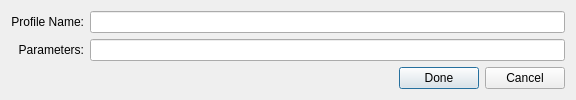
Before: the Qt Designer form src/platform/ui/addparameterstobookmark.ui in nmapsi4/nmapsi4, drawn with Qt 5.
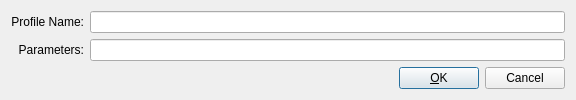
After: the same form once the commit is applied. Icons and pictures are not drawn.

Commit message: update dialogs "accept" string.

```diff
--- a/src/platform/ui/addparameterstobookmark.ui
+++ b/src/platform/ui/addparameterstobookmark.ui
@@ -87,7 +87,7 @@
      <item>
       <widget class="QPushButton" name="doneButt">
        <property name="text">
-        <string>Done</string>
+        <string>&amp;OK</string>
        </property>
        <property name="icon">
         <iconset resource="../../images.qrc">
```
The commit also changes 4 other files.
